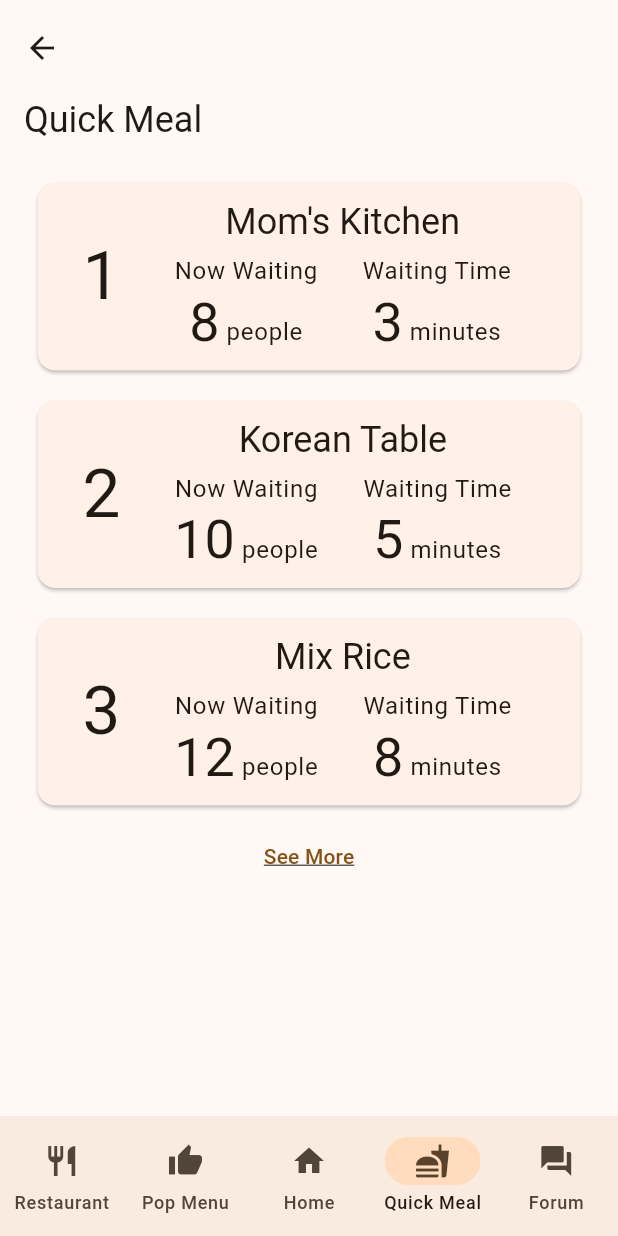
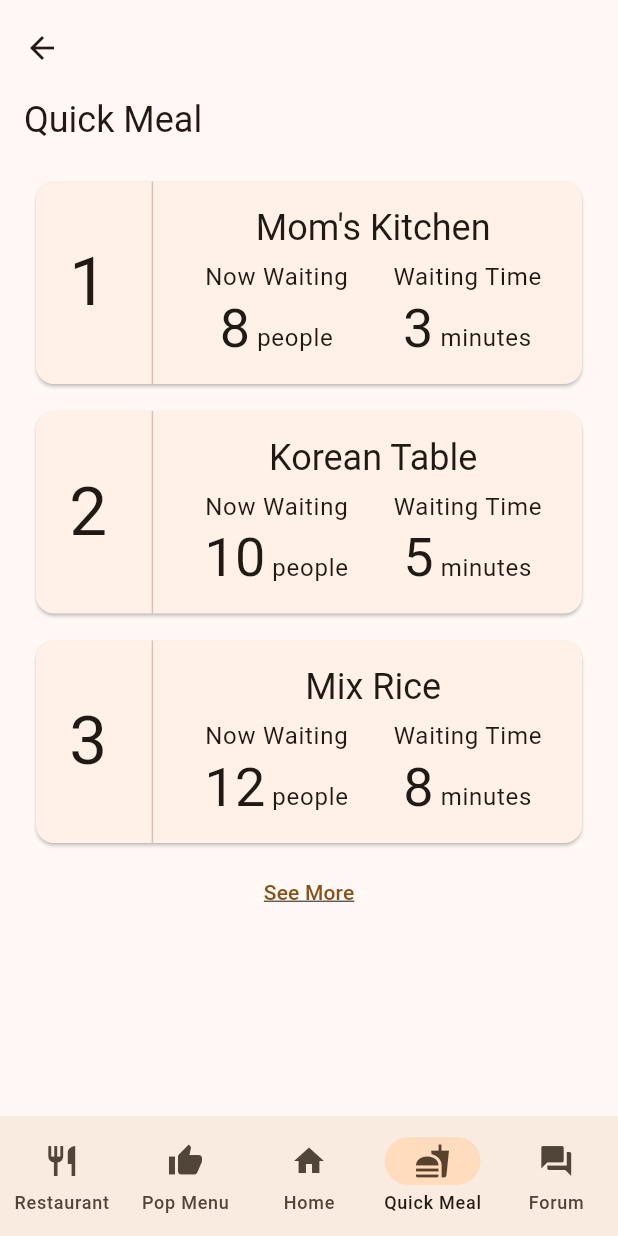
Before and after one commit to yangsijun/2022-2-IED-Mealis, a Flutter app: the screen it shows after launch, item 4 of the bottom bar chosen, on a phone screen of 412 x 824 dp. Run offline on Flutter 3.47's test engine with Material 2 defaults, Android fonts, the phone set to English and light mode, and no system bars; our stand-ins replace reorderable_grid_view.

Commit message:
Fix Issue that VerticalDivider not shown on Quick Meal List

```diff
--- a/lib/popular_menu_page.dart
+++ b/lib/popular_menu_page.dart
@@ -103,10 +103,14 @@ class _PopularMenuPageState extends State<PopularMenuPage> {
                       children: [
                         Flexible(
                           flex: 1,
-                          child: Container(
+                          child: SizedBox(
                             width: double.infinity,
-                            padding: const EdgeInsets.only(left: 15, right: 10),
-                            child: Text('$rank', style: (rank < 10) ? Theme.of(context).textTheme.displayMedium : Theme.of(context).textTheme.displaySmall, textAlign: TextAlign.center),
+                            child: Row(
+                                mainAxisAlignment: MainAxisAlignment.center,
+                                children: [
+                                  Text('$rank', style: (rank < 10) ? Theme.of(context).textTheme.displayMedium : Theme.of(context).textTheme.displaySmall, textAlign: TextAlign.center),
+                                ],
+                            ),
                           ),
                         ),
                         const VerticalDivider(),
--- a/lib/quick_meal_page.dart
+++ b/lib/quick_meal_page.dart
@@ -15,8 +15,17 @@ class _QuickMealPageState extends State<QuickMealPage> {
   final void Function(int index) goToPage;
 
   Widget _buildQuickMealCard(String restaurantName, int rank) {
-    return Card(
-      margin: const EdgeInsets.only(left: 25, right: 25, top: 10, bottom: 10),
+    return SizedBox(
+      width: double.infinity,
+      child: IntrinsicHeight(
+        child: Row(
+        mainAxisAlignment: MainAxisAlignment.center,
+          children: [
+            Flexible(
+              flex: 1,
+              child: Container(
+                padding: const EdgeInsets.only(left: 20, right: 20, top: 5, bottom: 5),
+                child: Card(
                   child: InkWell(
                     onTap: () {
                       Navigator.push(
@@ -26,25 +35,34 @@ class _QuickMealPageState extends State<QuickMealPage> {
                         ),
                       );
                     },
-        child: Container(
-          margin: const EdgeInsets.all(10),
+                    customBorder: RoundedRectangleBorder(
+                      borderRadius: BorderRadius.circular(10.0),
+                    ),
+                    child: SizedBox(
+                      height: 135,
                       child: Row(
                         mainAxisAlignment: MainAxisAlignment.start,
                         children: [
                           Flexible(
                             flex: 1,
-                child: Container(
+                            child: SizedBox(
                               width: double.infinity,
-                  padding: const EdgeInsets.all(10),
-                  child: Text('$rank', style: (rank < 10) ? Theme.of(context).textTheme.displayMedium : Theme.of(context).textTheme.displaySmall, textAlign: TextAlign.center),
+                              child: Row(
+                                mainAxisAlignment: MainAxisAlignment.center,
+                                children: [
+                                  Text('$rank', style: (rank < 10) ? Theme.of(context).textTheme.displayMedium : Theme.of(context).textTheme.displaySmall, textAlign: TextAlign.center),
+                                ],
+                              ),
                             ),
                           ),
                           const VerticalDivider(),
                           Flexible(
                             flex: 4,
                             child: Row(
+                              mainAxisAlignment: MainAxisAlignment.center,
                               children: [
                                 Column(
+                                  mainAxisAlignment: MainAxisAlignment.center,
                                   children: [
                                     Text(restaurantName, style: Theme.of(context).textTheme.headlineSmall),
                                     const SizedBox(height: 5),
@@ -91,6 +109,12 @@ class _QuickMealPageState extends State<QuickMealPage> {
                           ),
                         ],
                       ),
+                    ),
+                  ),
+                ),
+              ),
+            ),
+          ],
         ),
       ),
     );
```
Lines whose indentation alone changed are shown as unchanged.
